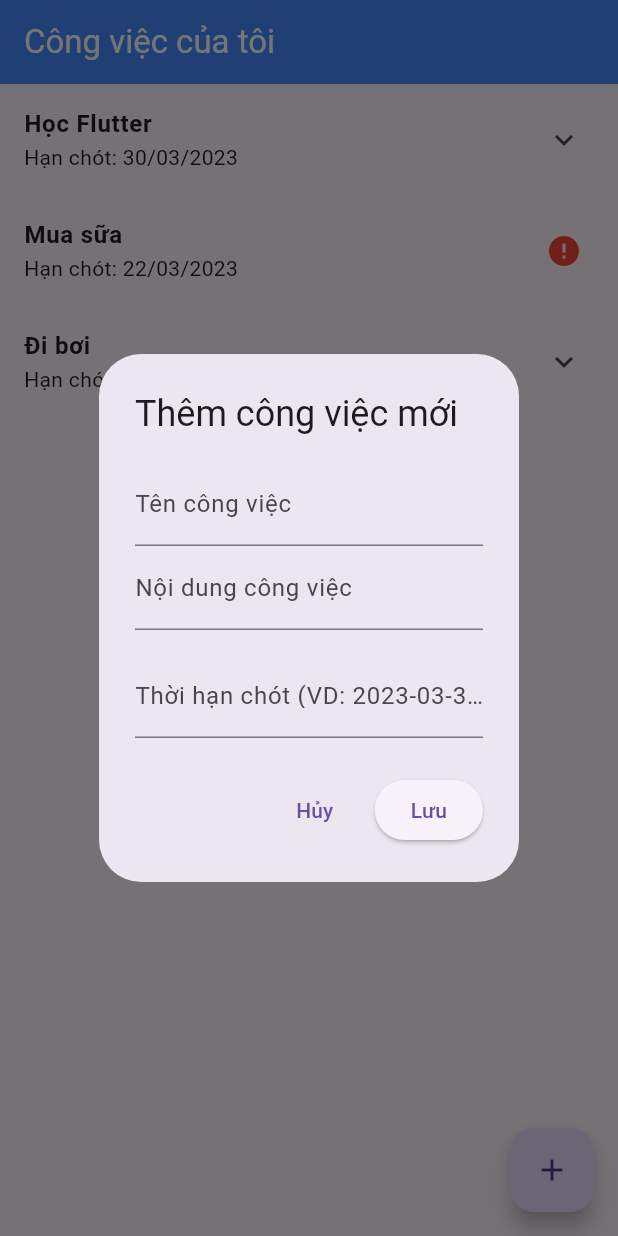
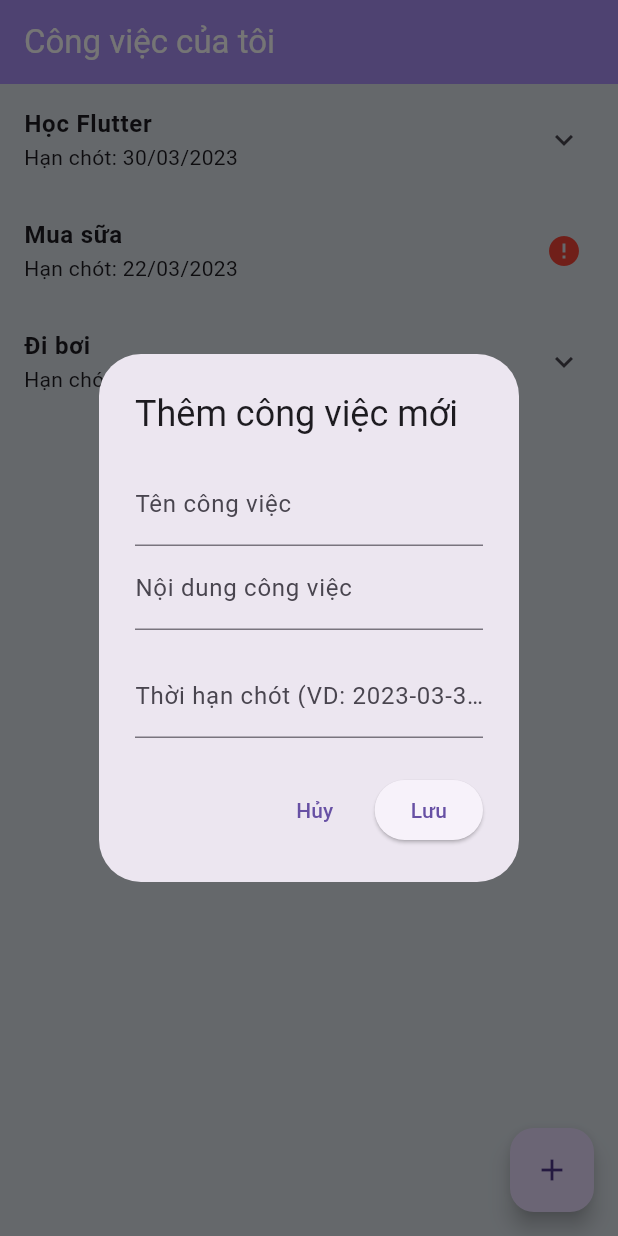
Before and after one commit to TranDangHoangGiang/Laptrinhdidong, a Flutter app: the screen it shows after launch, after a tap on the "add" icon, on a phone screen of 412 x 824 dp. Run offline on Flutter 3.47's test engine with Material 2 defaults, Android fonts, the phone set to English and light mode, and no system bars.

Commit message:
Update main.dart

```diff
--- a/bai8/lib/main.dart
+++ b/bai8/lib/main.dart
@@ -72,7 +72,8 @@ class _TodoListScreenState extends State<TodoListScreen> {
       builder: (context) {
         return AlertDialog(
           title: Text('Thêm công việc mới'),
-          content: Column(
+          content: SingleChildScrollView(
+            child: Column(
               mainAxisSize: MainAxisSize.min,
               children: [
                 TextField(
@@ -104,6 +105,7 @@ class _TodoListScreenState extends State<TodoListScreen> {
                   ),
                 ),
               ],
+            ),
           ),
           actions: [
             TextButton(
@@ -149,7 +151,7 @@ class _TodoListScreenState extends State<TodoListScreen> {
             'Công việc của tôi',
             style: TextStyle(color: Colors.white),
           ),
-        backgroundColor: Colors.blueAccent,
+          backgroundColor: Color.fromARGB(255, 171, 143, 246),
         ),
         body: ListView.builder(
           itemCount: _tasks.length,
@@ -159,15 +161,17 @@ class _TodoListScreenState extends State<TodoListScreen> {
                 DateFormat('dd/MM/yyyy').format(task.deadline);
 
             return ExpansionTile(
-            title:
-                Text(task.title, style: TextStyle(fontWeight: FontWeight.bold)),
+              title: Text(task.title,
+                  style: TextStyle(fontWeight: FontWeight.bold)),
               // contentPadding: (task.content),
               subtitle: Text('Hạn chót: $deadlineFormatted'),
-            trailing:
-                task.isOverdue() ? Icon(Icons.error, color: Colors.red) : null,
+              trailing: task.isOverdue()
+                  ? Icon(Icons.error, color: Colors.red)
+                  : null,
               children: [
                 Padding(
-                padding: EdgeInsets.symmetric(horizontal: 16.0, vertical: 8.0),
+                  padding:
+                      EdgeInsets.symmetric(horizontal: 16.0, vertical: 8.0),
                   child: Align(
                     alignment: Alignment.centerLeft,
                     child: Text(
@@ -183,8 +187,9 @@ class _TodoListScreenState extends State<TodoListScreen> {
         floatingActionButtonLocation: FloatingActionButtonLocation.endFloat,
         floatingActionButton: FloatingActionButton(
           onPressed: _addTask,
+          // backgroundColor: Colors.deepPurpleAccent,
           child: Icon(Icons.add),
         ),
-    );
+        backgroundColor: Color.fromARGB(255, 220, 227, 234));
   }
 }
```
Lines whose indentation alone changed are shown as unchanged.
